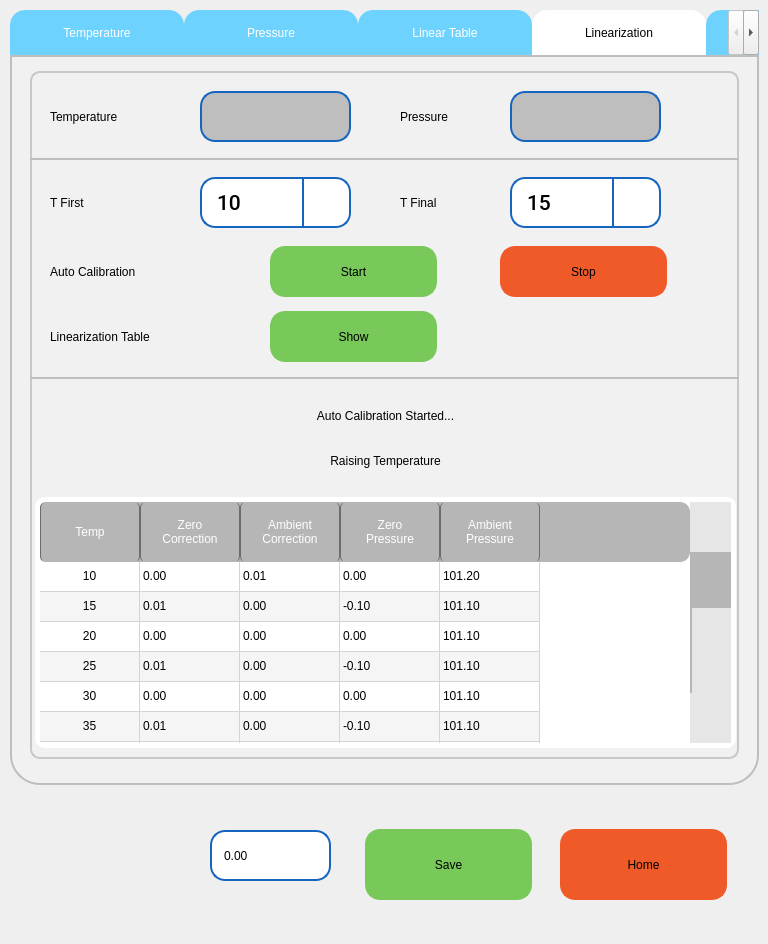
ChandraMVE/PSSC_QT_Development, file pApp-22-June-2021/scalibration.ui: the form before one commit.
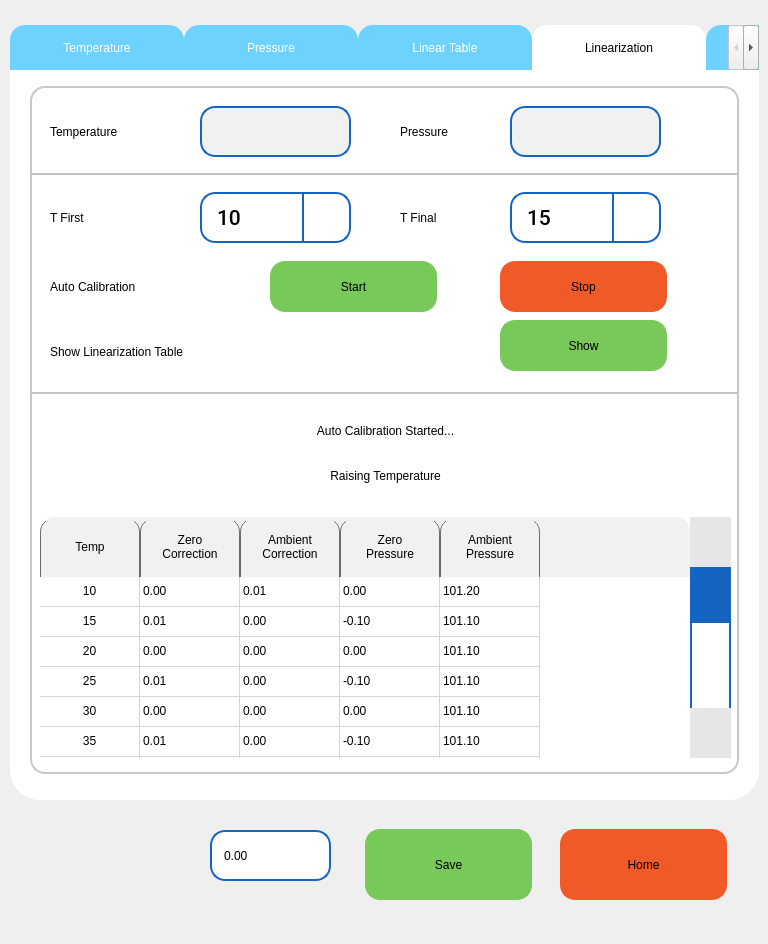
The form after the commit. The open tabs and pages were chosen to show the change. Icons and pictures are not drawn. Custom widgets are drawn as their Qt base class.

```diff
--- a/pApp-22-June-2021/scalibration.ui
+++ b/pApp-22-June-2021/scalibration.ui
@@ -143,9 +143,9 @@
    <property name="geometry">
     <rect>
      <x>10</x>
-     <y>10</y>
+     <y>25</y>
      <width>749</width>
-     <height>790</height>
+     <height>781</height>
     </rect>
    </property>
    <property name="focusPolicy">
@@ -3224,8 +3224,8 @@
       </rect>
      </property>
      <property name="styleSheet">
-      <string notr="true">background-color: rgb(241, 241, 241);
-	 border: 2px solid #C4C4C3;
+      <string notr="true">background-color: rgb(255, 255, 255);
+	 border: 0px solid #C4C4C3;
     border-bottom-color: #C2C7CB; /* same as the pane color */
     border-bottom-left-radius: 30px;
 border-bottom-right-radius: 30px;
@@ -3256,7 +3256,7 @@
       <property name="styleSheet">
        <string notr="true">QGroupBox {
     border: 2px solid  rgb(200, 200, 200);
-    border-radius: 10px;
+    border-radius: 15px;
     margin-top: 16px; /* leave space at the top for the title */
     padding : 0px;
 
@@ -3298,16 +3298,14 @@
         </rect>
        </property>
        <property name="styleSheet">
-        <string notr="true">
-   padding: 2px 5px 1px 10px;
-   background-color: rgb(190, 190, 190);
+        <string notr="true">   padding: 2px 5px 1px 10px;
+   background-color: rgb(241, 241, 241);
    border-width: 2px;
-   border-color: rgb(21, 100, 192);
+   border-color:rgb(21, 100, 192);
    border-style: solid;
    border-radius: 15px;
    color: rgb(0, 0, 0);
    font: 75 16pt &quot;Roboto Medium&quot;;
-
 </string>
        </property>
        <property name="text">
@@ -3324,16 +3322,14 @@
         </rect>
        </property>
        <property name="styleSheet">
-        <string notr="true">
-   padding: 2px 5px 1px 10px;
-   background-color: rgb(190, 190, 190);
+        <string notr="true">   padding: 2px 5px 1px 10px;
+   background-color: rgb(241, 241, 241);
    border-width: 2px;
-   border-color: rgb(21, 100, 192);
+   border-color:rgb(21, 100, 192);
    border-style: solid;
    border-radius: 15px;
    color: rgb(0, 0, 0);
    font: 75 16pt &quot;Roboto Medium&quot;;
-
 </string>
        </property>
        <property name="text">
@@ -3365,6 +3361,9 @@
          <height>2</height>
         </rect>
        </property>
+       <property name="styleSheet">
+        <string notr="true"> border: 2px solid #C4C4C3;</string>
+       </property>
        <property name="orientation">
         <enum>Qt::Horizontal</enum>
        </property>
@@ -3548,8 +3547,8 @@
       <widget class="QPushButton" name="pbPCTableShow">
        <property name="geometry">
         <rect>
-         <x>240</x>
-         <y>256</y>
+         <x>470</x>
+         <y>250</y>
          <width>167</width>
          <height>51</height>
         </rect>
@@ -3613,7 +3612,7 @@
         <rect>
          <x>20</x>
          <y>256</y>
-         <width>211</width>
+         <width>321</width>
          <height>51</height>
         </rect>
        </property>
@@ -3621,7 +3620,7 @@
         <string notr="true">border-width: 0px;</string>
        </property>
        <property name="text">
-        <string>Linearization Table</string>
+        <string>Show Linearization Table</string>
        </property>
       </widget>
       <widget class="QComboBox" name="cbPCTFirst">
@@ -4092,11 +4091,11 @@
         <string notr="true">QTableView {
    color: rgb(0, 0, 0);
    Background-color : white;
-   alternate-background-color: rgb(245,245,245);
+   alternate-background-color: rgb(255,255,255);
    Selection-color: white; /* The text color of the selected area*/
    Selection-background-color:  rgb(21, 100, 192);
    border: 0px groove gray;
-   border-radius: 10px;
+   border-radius: 15px;
    padding: 2px 4px;
    font: 75 16pt &quot;Roboto Medium&quot;;
    padding:5px;
@@ -4104,34 +4103,38 @@
 }
 
 QHeaderView {
-	background-color: rgb(182, 182, 182);
+	background-color: rgb(241, 241, 241);
     color: white;
     border: 0px solid #6c6c6c;
     height: 60px;
     font: 75 16pt &quot;Roboto Medium&quot;;
-	border-radius: 10px;
+   border-top-left-radius: 15px;
+	border-top-right-radius: 15px;
+	   border-bottom-left-radius: 15px;
+	border-bottom-right-radius: 0px;
 }
 
 QHeaderView::section {
-	background-color: rgb(182, 182, 182);
-    color: white;
+	background-color: rgb(241, 241, 241);
+    color: black;
     border-left: 1px solid #6c6c6c;
     border-right: 1px solid #6c6c6c;
     height: 60px;
     font: 75 16pt &quot;Roboto Medium&quot;;
-	border-radius: 5px;
+   border-top-left-radius: 15px;
+	border-top-right-radius: 15px;
 }
 
 QScrollBar::horizontal {
     background:  rgb(230,230,230);
     height:41px;
     margin: 0px 50px 0 50px;
-    border-top: 2px solid  rgb(182, 182, 182);
+    border-top: 2px solid  rgb(0, 160, 255);
     border-radius: 0px;
 }
 
 QScrollBar::handle:horizontal {
-    background:  rgb(182, 182, 182);
+    background: rgb(0, 160, 255);
     min-width: 20px;
 }
 
@@ -4170,15 +4173,16 @@
 /*  vertical */
 QScrollBar:vertical {
      border: 0px solid  rgb(21, 100, 192);
-     background:  rgb(230,230,230);
+     background:  rgb(255,255,255);
      width: 41px;
 	 margin: 50px 0 50px 0;
-     border-left: 2px solid  rgb(182, 182, 182);
+     border-left: 2px solid  rgb(21, 100, 192);
+	border-right: 2px solid  rgb(21, 100, 192);
      border-radius: 0px;
  }
 
  QScrollBar::handle:vertical {
-     background:  rgb(182, 182, 182);
+     background: rgb(21, 100, 192);
      min-height: 20px;
  }
 
@@ -4823,6 +4827,9 @@
          <height>2</height>
         </rect>
        </property>
+       <property name="styleSheet">
+        <string notr="true"> border: 2px solid #C4C4C3;</string>
+       </property>
        <property name="orientation">
         <enum>Qt::Horizontal</enum>
        </property>
```
Left out of the diff: 187 changed lines with no effect on the pictures.
